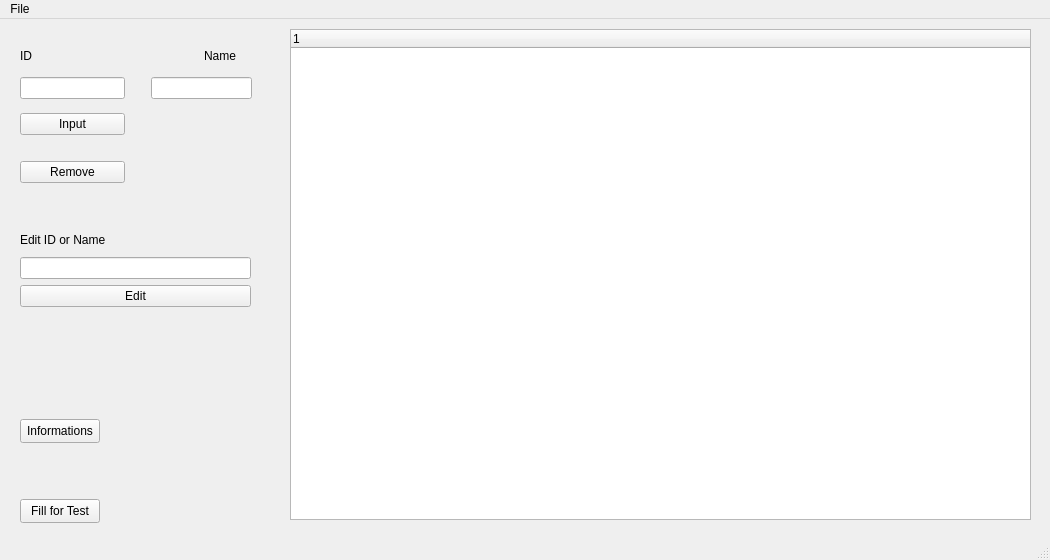
First picture: the form in qt/DB/hud.ui, repository DieLiar/Qt_DB_SQL, before the edit.
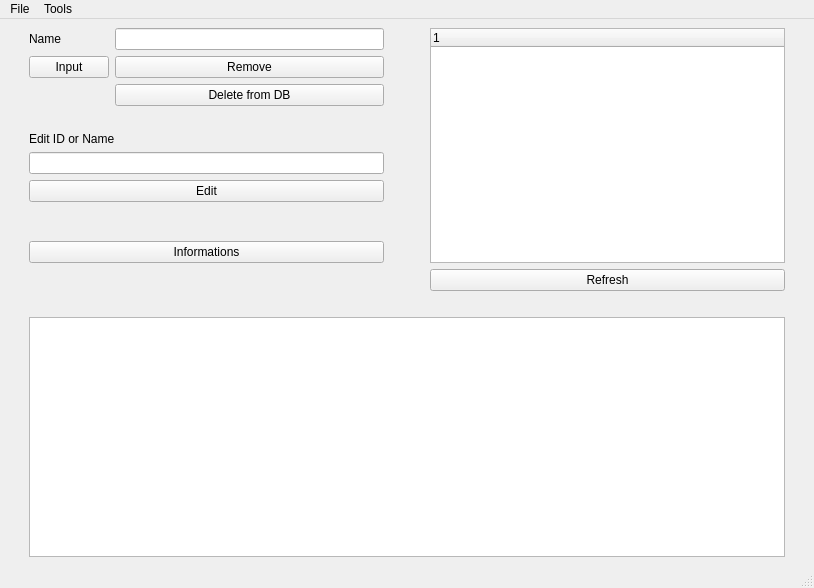
Second picture: the form after the edit.

Patch:
```diff
--- a/qt/DB/hud.ui
+++ b/qt/DB/hud.ui
@@ -6,158 +6,246 @@
    <rect>
     <x>0</x>
     <y>0</y>
-    <width>1050</width>
-    <height>560</height>
+    <width>814</width>
+    <height>588</height>
    </rect>
   </property>
   <property name="windowTitle">
    <string>HUD</string>
   </property>
   <widget class="QWidget" name="centralwidget">
+   <layout class="QGridLayout" name="gridLayout_6">
+    <item row="1" column="1">
+     <spacer name="horizontalSpacer_3">
+      <property name="orientation">
+       <enum>Qt::Horizontal</enum>
+      </property>
+      <property name="sizeHint" stdset="0">
+       <size>
+        <width>40</width>
+        <height>20</height>
+       </size>
+      </property>
+     </spacer>
+    </item>
+    <item row="2" column="1">
+     <widget class="QTextEdit" name="textEdit"/>
+    </item>
+    <item row="0" column="1">
+     <layout class="QGridLayout" name="gridLayout_5">
+      <item row="1" column="3">
+       <widget class="QPushButton" name="Refresh">
+        <property name="text">
+         <string>Refresh</string>
+        </property>
+       </widget>
+      </item>
+      <item row="0" column="2">
+       <spacer name="verticalSpacer_4">
+        <property name="orientation">
+         <enum>Qt::Vertical</enum>
+        </property>
+        <property name="sizeHint" stdset="0">
+         <size>
+          <width>20</width>
+          <height>40</height>
+         </size>
+        </property>
+       </spacer>
+      </item>
+      <item row="0" column="3">
    <widget class="QTreeWidget" name="treeWidget">
-    <property name="geometry">
-     <rect>
-      <x>290</x>
-      <y>10</y>
-      <width>741</width>
-      <height>491</height>
-     </rect>
-    </property>
-   </widget>
-   <widget class="QPushButton" name="TEST">
-    <property name="geometry">
-     <rect>
-      <x>20</x>
-      <y>480</y>
-      <width>80</width>
-      <height>24</height>
-     </rect>
-    </property>
+        <column>
     <property name="text">
-     <string>Fill for Test</string>
-    </property>
-   </widget>
-   <widget class="QWidget" name="layoutWidget">
-    <property name="geometry">
-     <rect>
-      <x>20</x>
-      <y>30</y>
-      <width>232</width>
-      <height>134</height>
-     </rect>
-    </property>
+          <string notr="true">1</string>
+         </property>
+        </column>
+       </widget>
+      </item>
+      <item row="0" column="1">
+       <spacer name="verticalSpacer_3">
+        <property name="orientation">
+         <enum>Qt::Vertical</enum>
+        </property>
+        <property name="sizeHint" stdset="0">
+         <size>
+          <width>20</width>
+          <height>40</height>
+         </size>
+        </property>
+       </spacer>
+      </item>
+      <item row="0" column="0">
+       <layout class="QGridLayout" name="gridLayout_4">
+        <item row="0" column="0">
     <layout class="QGridLayout" name="gridLayout">
-     <item row="1" column="2" colspan="2">
+          <item row="2" column="0">
+           <widget class="QLabel" name="label_2">
+            <property name="text">
+             <string>Name</string>
+            </property>
+           </widget>
+          </item>
+          <item row="2" column="2">
       <widget class="QLineEdit" name="lineEdit"/>
      </item>
-     <item row="1" column="1">
-      <spacer name="verticalSpacer">
-       <property name="orientation">
-        <enum>Qt::Vertical</enum>
-       </property>
-       <property name="sizeHint" stdset="0">
-        <size>
-         <width>20</width>
-         <height>40</height>
-        </size>
-       </property>
-      </spacer>
-     </item>
-     <item row="4" column="0">
+          <item row="3" column="2">
       <widget class="QPushButton" name="remove">
        <property name="text">
         <string>Remove</string>
        </property>
       </widget>
      </item>
-     <item row="2" column="0">
+          <item row="3" column="0">
       <widget class="QPushButton" name="input">
        <property name="text">
         <string>Input</string>
        </property>
       </widget>
      </item>
-     <item row="0" column="3">
-      <widget class="QLabel" name="label_2">
+          <item row="4" column="2">
+           <widget class="QPushButton" name="Delete">
        <property name="text">
-        <string>Name</string>
+             <string>Delete from DB</string>
        </property>
       </widget>
      </item>
-     <item row="1" column="0">
-      <widget class="QLineEdit" name="lineEdit_2"/>
-     </item>
-     <item row="0" column="0">
-      <widget class="QLabel" name="label">
-       <property name="text">
-        <string>ID</string>
-       </property>
-      </widget>
-     </item>
-     <item row="3" column="0">
-      <spacer name="horizontalSpacer">
-       <property name="orientation">
-        <enum>Qt::Horizontal</enum>
-       </property>
-       <property name="sizeHint" stdset="0">
-        <size>
-         <width>40</width>
-         <height>20</height>
-        </size>
-       </property>
-      </spacer>
-     </item>
-    </layout>
-   </widget>
-   <widget class="QWidget" name="layoutWidget">
-    <property name="geometry">
-     <rect>
-      <x>20</x>
-      <y>210</y>
-      <width>231</width>
-      <height>78</height>
-     </rect>
-    </property>
+         </layout>
+        </item>
+        <item row="4" column="0">
     <layout class="QGridLayout" name="gridLayout_3">
-     <item row="2" column="0">
+          <item row="2" column="1">
       <widget class="QPushButton" name="EditID">
        <property name="text">
         <string>Edit</string>
        </property>
       </widget>
      </item>
-     <item row="1" column="0">
-      <widget class="QLineEdit" name="EditLineID"/>
-     </item>
-     <item row="0" column="0">
+          <item row="0" column="1">
       <widget class="QLabel" name="label_3">
        <property name="text">
         <string>Edit ID or Name</string>
        </property>
       </widget>
      </item>
-    </layout>
-   </widget>
+          <item row="3" column="1">
+           <spacer name="verticalSpacer">
+            <property name="orientation">
+             <enum>Qt::Vertical</enum>
+            </property>
+            <property name="sizeHint" stdset="0">
+             <size>
+              <width>340</width>
+              <height>13</height>
+             </size>
+            </property>
+           </spacer>
+          </item>
+          <item row="5" column="1">
    <widget class="QPushButton" name="info">
-    <property name="geometry">
-     <rect>
-      <x>20</x>
-      <y>400</y>
-      <width>80</width>
-      <height>24</height>
-     </rect>
-    </property>
     <property name="text">
      <string>Informations</string>
     </property>
    </widget>
+          </item>
+          <item row="1" column="1">
+           <widget class="QLineEdit" name="EditLineID"/>
+          </item>
+          <item row="4" column="1">
+           <spacer name="horizontalSpacer">
+            <property name="orientation">
+             <enum>Qt::Horizontal</enum>
+            </property>
+            <property name="sizeHint" stdset="0">
+             <size>
+              <width>40</width>
+              <height>20</height>
+             </size>
+            </property>
+           </spacer>
+          </item>
+          <item row="4" column="0">
+           <layout class="QGridLayout" name="gridLayout_2"/>
+          </item>
+         </layout>
+        </item>
+        <item row="3" column="0">
+         <spacer name="horizontalSpacer_2">
+          <property name="orientation">
+           <enum>Qt::Horizontal</enum>
+          </property>
+          <property name="sizeHint" stdset="0">
+           <size>
+            <width>40</width>
+            <height>20</height>
+           </size>
+          </property>
+         </spacer>
+        </item>
+       </layout>
+      </item>
+     </layout>
+    </item>
+    <item row="0" column="0">
+     <spacer name="verticalSpacer_2">
+      <property name="orientation">
+       <enum>Qt::Vertical</enum>
+      </property>
+      <property name="sizeHint" stdset="0">
+       <size>
+        <width>20</width>
+        <height>40</height>
+       </size>
+      </property>
+     </spacer>
+    </item>
+    <item row="2" column="0">
+     <spacer name="verticalSpacer_5">
+      <property name="orientation">
+       <enum>Qt::Vertical</enum>
+      </property>
+      <property name="sizeHint" stdset="0">
+       <size>
+        <width>20</width>
+        <height>40</height>
+       </size>
+      </property>
+     </spacer>
+    </item>
+    <item row="2" column="2">
+     <spacer name="verticalSpacer_7">
+      <property name="orientation">
+       <enum>Qt::Vertical</enum>
+      </property>
+      <property name="sizeHint" stdset="0">
+       <size>
+        <width>20</width>
+        <height>40</height>
+       </size>
+      </property>
+     </spacer>
+    </item>
+    <item row="0" column="2">
+     <spacer name="verticalSpacer_6">
+      <property name="orientation">
+       <enum>Qt::Vertical</enum>
+      </property>
+      <property name="sizeHint" stdset="0">
+       <size>
+        <width>20</width>
+        <height>40</height>
+       </size>
+      </property>
+     </spacer>
+    </item>
+   </layout>
   </widget>
   <widget class="QMenuBar" name="menubar">
    <property name="geometry">
     <rect>
      <x>0</x>
      <y>0</y>
-     <width>1050</width>
+     <width>814</width>
      <height>21</height>
     </rect>
    </property>
@@ -173,7 +261,32 @@
     <addaction name="separator"/>
     <addaction name="actionRemove"/>
    </widget>
+   <widget class="QMenu" name="menuTools">
+    <property name="title">
+     <string>Tools</string>
+    </property>
+    <widget class="QMenu" name="menuTree">
+     <property name="title">
+      <string>Tree</string>
+     </property>
+     <addaction name="actionFill_from_DataBase"/>
+     <addaction name="actionClear_Tree"/>
+    </widget>
+    <widget class="QMenu" name="menuDataBase">
+     <property name="title">
+      <string>DataBase</string>
+     </property>
+     <addaction name="actionClear_DataBase"/>
+     <addaction name="actionDrop_Table"/>
+    </widget>
+    <addaction name="menuTree"/>
+    <addaction name="separator"/>
+    <addaction name="separator"/>
+    <addaction name="menuDataBase"/>
+    <addaction name="separator"/>
+   </widget>
    <addaction name="menuFile"/>
+   <addaction name="menuTools"/>
   </widget>
   <widget class="QStatusBar" name="statusbar"/>
   <action name="actionCreate">
```
Left out of the diff: 20 changed lines with no effect on the pictures. Lines whose indentation alone changed are shown as unchanged.
